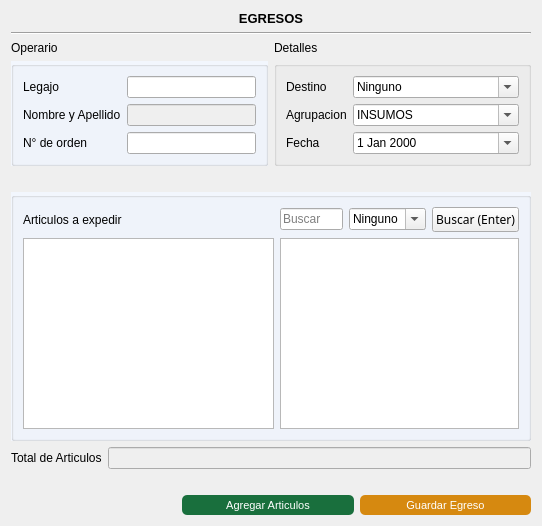
Above: gui/egresos/egreso.ui from Lonaris/Corupel before the change. Below: the same form after it.
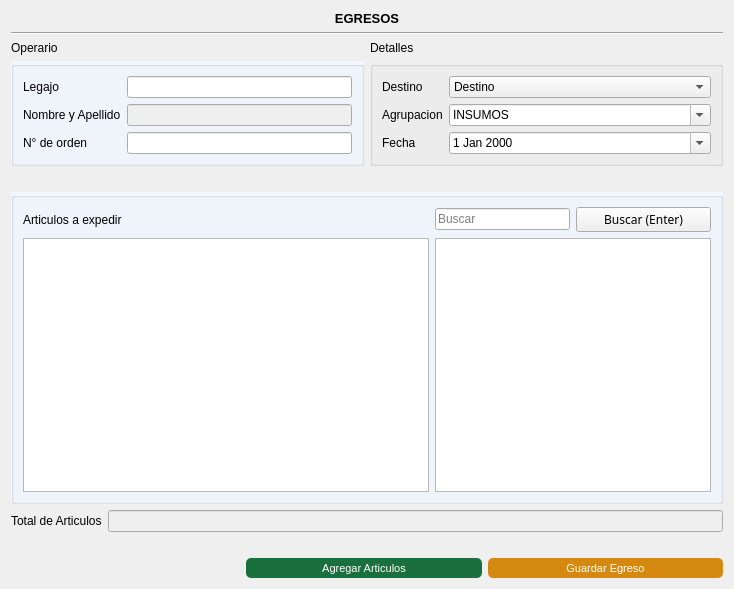
That is the form after the change. Icons and pictures are not drawn.

Commit message: Destino agregado en las demas interfaces

Patch:
```diff
--- a/gui/egresos/egreso.ui
+++ b/gui/egresos/egreso.ui
@@ -6,8 +6,8 @@
    <rect>
     <x>0</x>
     <y>0</y>
-    <width>542</width>
-    <height>526</height>
+    <width>734</width>
+    <height>589</height>
    </rect>
   </property>
   <property name="windowTitle">
@@ -100,11 +100,11 @@
         <item row="0" column="1">
          <widget class="QComboBox" name="move_destino">
           <property name="editable">
-           <bool>true</bool>
+           <bool>false</bool>
           </property>
           <item>
            <property name="text">
-            <string>Ninguno</string>
+            <string>Destino</string>
            </property>
           </item>
          </widget>
@@ -122,26 +122,14 @@
        <property name="title">
         <string/>
        </property>
-       <layout class="QGridLayout" name="gridLayout" rowstretch="0,0,0,5" columnstretch="4,1,1,1">
-        <item row="1" column="0">
-         <widget class="QLabel" name="label_3">
-          <property name="text">
-           <string>Articulos a expedir</string>
+       <layout class="QGridLayout" name="gridLayout" rowstretch="0,0,0,1" columnstretch="3,1,1">
+        <item row="1" column="1">
+         <widget class="QLineEdit" name="buscador">
+          <property name="placeholderText">
+           <string>Buscar</string>
           </property>
          </widget>
         </item>
-        <item row="1" column="2">
-         <widget class="QComboBox" name="destino">
-          <property name="editable">
-           <bool>true</bool>
-          </property>
-          <item>
-           <property name="text">
-            <string>Ninguno</string>
-           </property>
-          </item>
-         </widget>
-        </item>
         <item row="3" column="0">
          <widget class="QTableView" name="tbl_egresos">
           <property name="focusPolicy">
@@ -158,17 +146,17 @@
           </attribute>
          </widget>
         </item>
-        <item row="1" column="1">
-         <widget class="QLineEdit" name="buscador">
-          <property name="placeholderText">
-           <string>Buscar</string>
+        <item row="1" column="0">
+         <widget class="QLabel" name="label_3">
+          <property name="text">
+           <string>Articulos a expedir</string>
           </property>
          </widget>
         </item>
-        <item row="3" column="1" colspan="3">
+        <item row="3" column="1" colspan="2">
          <widget class="QTableView" name="tableView"/>
         </item>
-        <item row="1" column="3">
+        <item row="1" column="2">
          <widget class="QPushButton" name="btn_buscar">
           <property name="sizePolicy">
            <sizepolicy hsizetype="Expanding" vsizetype="Expanding">
```
The commit also changes 5 other files.
